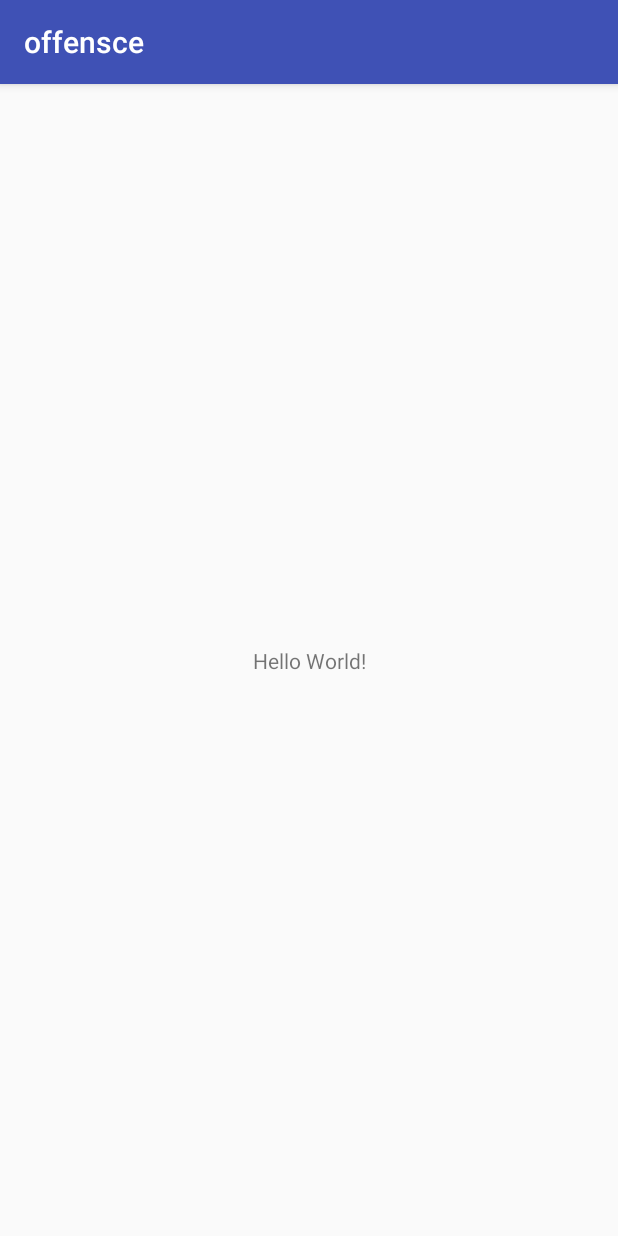
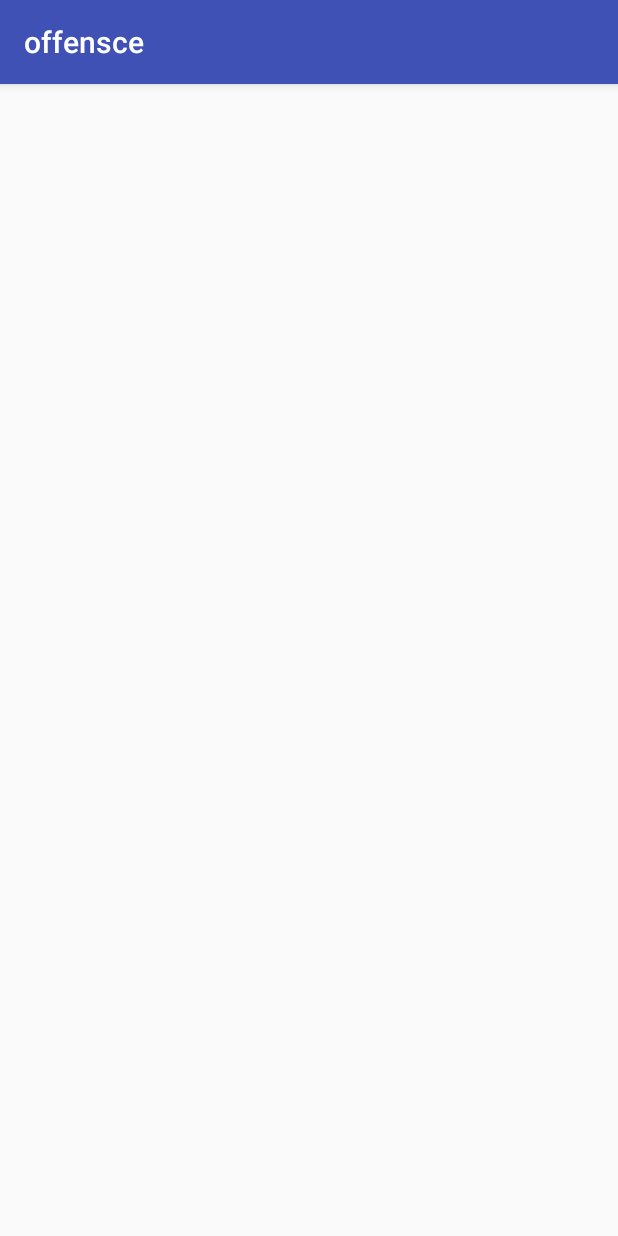
Before and after one commit to offensce/offensce_android, an Android app: the screen it shows after launch (HomeActivity before the commit, MainActivity after it), on a phone screen of 412 x 824 dp. Run offline under Robolectric (Android 15) with nearby library versions, the phone set to English and light mode, and no system bars.

Commit message:
shreyans first commit

```diff
--- a/app/build.gradle
+++ b/app/build.gradle
@@ -24,7 +24,7 @@ android {
 
 dependencies {
     implementation fileTree(dir: 'libs', include: ['*.jar'])
-    implementation"org.jetbrains.kotlin:kotlin-stdlib-jre7:$kotlin_version"
+    implementation "org.jetbrains.kotlin:kotlin-stdlib-jdk7:1.2.41"
     implementation 'com.android.support:appcompat-v7:27.1.1'
     implementation 'com.android.support.constraint:constraint-layout:1.1.0'
     testImplementation 'junit:junit:4.12'
--- a/app/src/main/AndroidManifest.xml
+++ b/app/src/main/AndroidManifest.xml
@@ -9,7 +9,7 @@
         android:roundIcon="@mipmap/ic_launcher_round"
         android:supportsRtl="true"
         android:theme="@style/AppTheme">
-        <activity android:name=".Activity.HomeActivity">
+        <activity android:name=".MainActivity">
             <intent-filter>
                 <action android:name="android.intent.action.MAIN" />
 
--- a/app/src/main/java/com/offensce/offensce/Activity/HomeActivity.kt
+++ b/app/src/main/java/com/offensce/offensce/MainActivity.kt
@@ -1,13 +1,12 @@
-package com.offensce.offensce.Activity
+package com.offensce.offensce
 
 import android.support.v7.app.AppCompatActivity
 import android.os.Bundle
-import com.offensce.offensce.R
 
-class HomeActivity : AppCompatActivity() {
+class MainActivity : AppCompatActivity() {
 
     override fun onCreate(savedInstanceState: Bundle?) {
         super.onCreate(savedInstanceState)
-        setContentView(R.layout.activity_home)
+        setContentView(R.layout.activity_main)
     }
 }
--- a/app/src/main/res/layout/activity_home.xml
+++ /dev/null
@@ -1,18 +0,0 @@
-<?xml version="1.0" encoding="utf-8"?>
-<android.support.constraint.ConstraintLayout xmlns:android="http://schemas.android.com/apk/res/android"
-    xmlns:app="http://schemas.android.com/apk/res-auto"
-    xmlns:tools="http://schemas.android.com/tools"
-    android:layout_width="match_parent"
-    android:layout_height="match_parent"
-    tools:context=".Activity.HomeActivity">
-
-    <TextView
-        android:layout_width="wrap_content"
-        android:layout_height="wrap_content"
-        android:text="Hello World!"
-        app:layout_constraintBottom_toBottomOf="parent"
-        app:layout_constraintLeft_toLeftOf="parent"
-        app:layout_constraintRight_toRightOf="parent"
-        app:layout_constraintTop_toTopOf="parent" />
-
-</android.support.constraint.ConstraintLayout>
--- /dev/null
+++ b/app/src/main/res/layout/activity_main.xml
@@ -0,0 +1,9 @@
+<?xml version="1.0" encoding="utf-8"?>
+<android.support.constraint.ConstraintLayout xmlns:android="http://schemas.android.com/apk/res/android"
+    xmlns:app="http://schemas.android.com/apk/res-auto"
+    xmlns:tools="http://schemas.android.com/tools"
+    android:layout_width="match_parent"
+    android:layout_height="match_parent"
+    tools:context=".MainActivity">
+
+</android.support.constraint.ConstraintLayout>
--- a/build.gradle
+++ b/build.gradle
@@ -1,13 +1,13 @@
 // Top-level build file where you can add configuration options common to all sub-projects/modules.
 
 buildscript {
-    ext.kotlin_version = '1.2.40'
+    ext.kotlin_version = '1.2.41'
     repositories {
         google()
         jcenter()
     }
     dependencies {
-        classpath 'com.android.tools.build:gradle:3.1.1'
+        classpath 'com.android.tools.build:gradle:3.1.2'
         classpath "org.jetbrains.kotlin:kotlin-gradle-plugin:$kotlin_version"
 
         // NOTE: Do not place your application dependencies here; they belong
```
Also changed, not shown: 2 other files.
